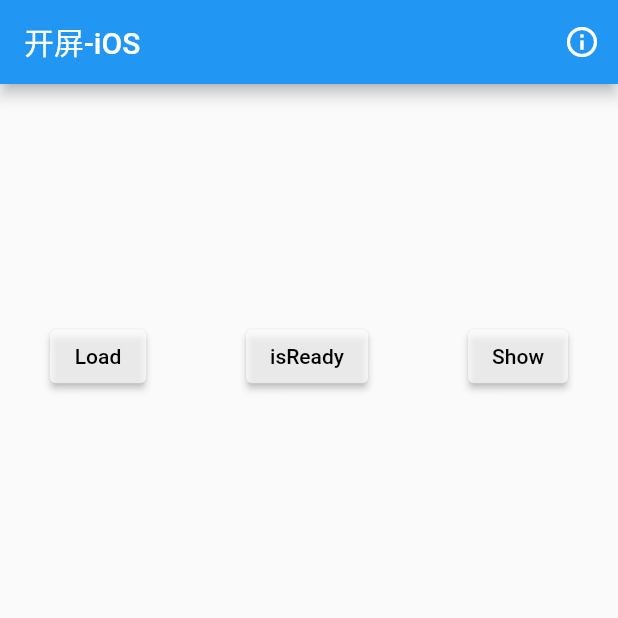
After one commit to tradplus/flutter_demo, a Flutter app: the SplashIOSWidget screen opened directly, after a tap on "Load", on a phone screen of 412 x 824 dp, the top half of it. The commit adds this screen. Run offline on Flutter 3.47's test engine with Material 2 defaults, Android fonts, the phone set to English and light mode, and no system bars.

Commit message:
修复iOS开屏界面问题

```diff
--- a/example/lib/main.dart
+++ b/example/lib/main.dart
@@ -10,6 +10,8 @@ import 'banner.dart';
 import 'offerwall.dart';
 import 'privacy.dart';
 import 'other.dart';
+import 'splash_iOS.dart';
+
 
 void main() {
   runApp(const MyApp());
@@ -71,7 +73,14 @@ class _MyAppState extends State<MyApp> {
                       }
                     case 4:
                       {
-                        widget = SplashWidget();
+                        if (defaultTargetPlatform == TargetPlatform.iOS)
+                        {
+                          widget = SplashIOSWidget();
+                        }
+                        else
+                        {
+                          widget = SplashWidget();
+                        }
                         break;
                       }
                     case 5:
--- /dev/null
+++ b/example/lib/splash_iOS.dart
@@ -0,0 +1,201 @@
+import 'package:flutter/foundation.dart';
+import 'package:flutter/material.dart';
+import 'package:tradplus_sdk/tradplus_sdk.dart';
+import 'configure.dart';
+import 'log.dart';
+
+class SplashIOSWidget extends StatefulWidget {
+  @override
+  State<StatefulWidget> createState() {
+    return SplashIOSWidgetState();
+  }
+}
+
+class SplashIOSWidgetState extends State<SplashIOSWidget> {
+  String unitId = TPAdConfiguration.splashAdUnitId;
+  static TPSplashAdListener? listener;
+  String infoString = "";
+  bool hasAd = false;
+
+  void initState() {
+    super.initState();
+    addListener();
+  }
+
+  @override
+  Widget build(BuildContext context) {
+    return Scaffold(
+      appBar: AppBar(title: const Text('开屏-iOS'), actions: <Widget>[
+        IconButton(
+          icon: const Icon(Icons.info_outline),
+          tooltip: 'Log',
+          onPressed: () {
+            Navigator.push(
+              context,
+              MaterialPageRoute(builder: (context) => LogWidget()),
+            );
+          },
+        ),
+      ]),
+      body: Stack(
+        children: [
+          Container(
+            padding: const EdgeInsets.only(top: 10),
+            child: Column(
+              mainAxisAlignment: MainAxisAlignment.spaceAround,
+              children: [
+                Row(
+                    mainAxisAlignment: MainAxisAlignment.spaceAround,
+                    children: [
+                  ElevatedButton(
+                      style: ElevatedButton.styleFrom(primary: Colors.white70),
+                      onPressed: () {
+                        loadAd();
+                      },
+                      child: const Text("Load",
+                          style: TextStyle(
+                            color: Colors.black,
+                          ))),
+                  ElevatedButton(
+                      style: ElevatedButton.styleFrom(primary: Colors.white70),
+                      onPressed: () {
+                        checkAdReady();
+                      },
+                      child: const Text("isReady",
+                          style: TextStyle(
+                            color: Colors.black,
+                          ))),
+                  ElevatedButton(
+                      style: ElevatedButton.styleFrom(primary: Colors.white70),
+                      onPressed: () {
+                        showAd();
+                      },
+                      child: const Text("Show",
+                          style: TextStyle(
+                            color: Colors.black,
+                          ))),
+                ]),
+                Container(
+                  height: 100,
+                  margin: const EdgeInsets.only(top: 20),
+                  child: Text(infoString, textAlign: TextAlign.center),
+                ),
+              ],
+            ),
+          ),
+        ],
+      ),
+    );
+  }
+
+  //加载广告
+  loadAd() async {
+    Map customMap = {};
+    if (TPAdConfiguration.adCustomMap) {
+      customMap = {
+        "user_id": "test_splash_userid",
+        "custom_data": "splash_TestIMP",
+        "segment_tag": "splash_segment_tag"
+      };
+    }
+    Map localParams = {
+      "user_id": "splash_userId",
+      "custom_data": "splash_customData"
+    };
+    Map extraMap = TPSplashManager.createSplashExtraMap(
+        customMap: customMap, localParams: localParams);
+    TPSplashManager.loadSplashAd(unitId, extraMap: extraMap);
+  }
+
+  //展示广告
+  showAd() async {
+    bool isReady = await TPSplashManager.splashAdReady(unitId);
+    if (isReady) {
+      //iOS
+      TPSplashManager.showSplashAd(unitId);
+      print('ad show');
+    } else {
+      print('no ad');
+    }
+  }
+
+  //广告是否已ready
+  checkAdReady() async {
+    bool isReady = await TPSplashManager.splashAdReady(unitId);
+    print('isReady = $isReady');
+    setState(() {
+      infoString = "ad ready = $isReady";
+    });
+  }
+
+  addListener() {
+    listener = TPSplashAdListener(
+      onAdLoaded: (adUnitId, adInfo) {
+        TPAdConfiguration.showLog(
+            'onAdLoaded : adUnitId = $adUnitId, adInfo = $adInfo');
+        setState(() {
+          infoString = "Ad Loaded";
+        });
+      },
+      onAdLoadFailed: (adUnitId, error) {
+        TPAdConfiguration.showLog(
+            'onAdLoadFailed : adUnitId = $adUnitId, error = $error');
+        setState(() {
+          infoString = "Load Failed";
+        });
+      },
+      onAdImpression: (adUnitId, adInfo) {
+        TPAdConfiguration.showLog(
+            'onAdImpression : adUnitId = $adUnitId, adInfo = $adInfo');
+      },
+      onAdShowFailed: (adUnitId, adInfo, error) {
+        TPAdConfiguration.showLog(
+            'onAdShowFailed : adUnitId = $adUnitId, adInfo = $adInfo, error = $error');
+      },
+      onAdClicked: (adUnitId, adInfo) {
+        TPAdConfiguration.showLog(
+            'onAdClicked : adUnitId = $adUnitId, adInfo = $adInfo');
+      },
+      onAdClosed: (adUnitId, adInfo) {
+        TPAdConfiguration.showLog(
+            'onAdClosed : adUnitId = $adUnitId, adInfo = $adInfo');
+        setState(() {
+          hasAd = false;
+        });
+      },
+      oneLayerLoadFailed: (adUnitId, adInfo, error) {
+        TPAdConfiguration.showLog(
+            'oneLayerLoadFailed : adUnitId = $adUnitId, adInfo = $adInfo, error = $error');
+      },
+      //以下回调可选
+      onAdStartLoad: (adUnitId, adInfo) {
+        TPAdConfiguration.showLog(
+            'onAdStartLoad : adUnitId = $adUnitId, adInfo = $adInfo');
+        setState(() {
+          infoString = "start loading...";
+        });
+      },
+      onBiddingStart: (adUnitId, adInfo) {
+        TPAdConfiguration.showLog(
+            'onBiddingStart : adUnitId = $adUnitId, adInfo = $adInfo');
+      },
+      onBiddingEnd: (adUnitId, adInfo, error) {
+        TPAdConfiguration.showLog(
+            'onBiddingEnd : adUnitId = $adUnitId, adInfo = $adInfo, error = $error');
+      },
+      oneLayerStartLoad: (adUnitId, adInfo) {
+        TPAdConfiguration.showLog(
+            'oneLayerStartLoad : adUnitId = $adUnitId, adInfo = $adInfo');
+      },
+      oneLayerLoaded: (adUnitId, adInfo) {
+        TPAdConfiguration.showLog(
+            'oneLayerLoaded : adUnitId = $adUnitId, adInfo = $adInfo');
+      },
+      onAdAllLoaded: (adUnitId, isSuccess) {
+        TPAdConfiguration.showLog(
+            'onAdAllLoaded : adUnitId = $adUnitId, isSuccess = $isSuccess');
+      }
+    );
+    TPSplashManager.setSplashListener(listener!);
+  }
+}
```
